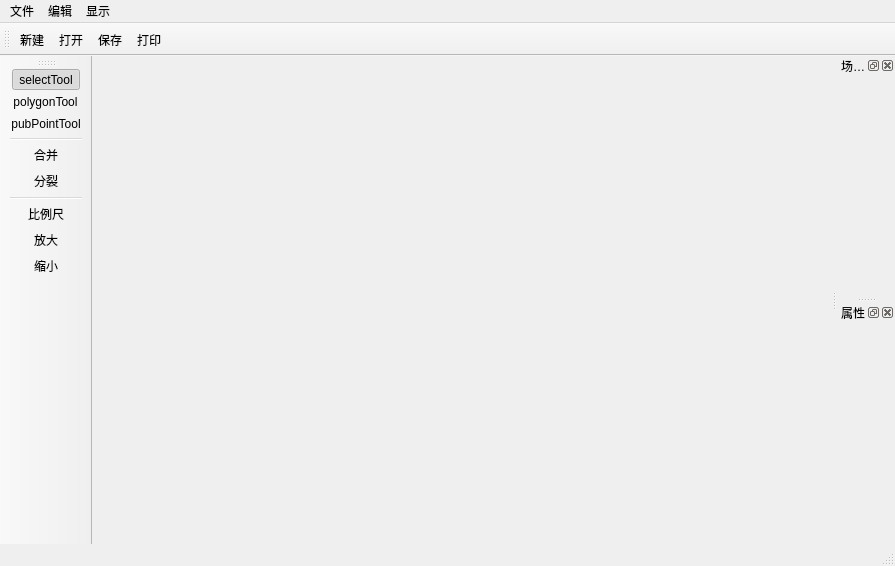
Qt form mainwindow.ui (wolfwind521/IndoorMapEditor) before a commit.
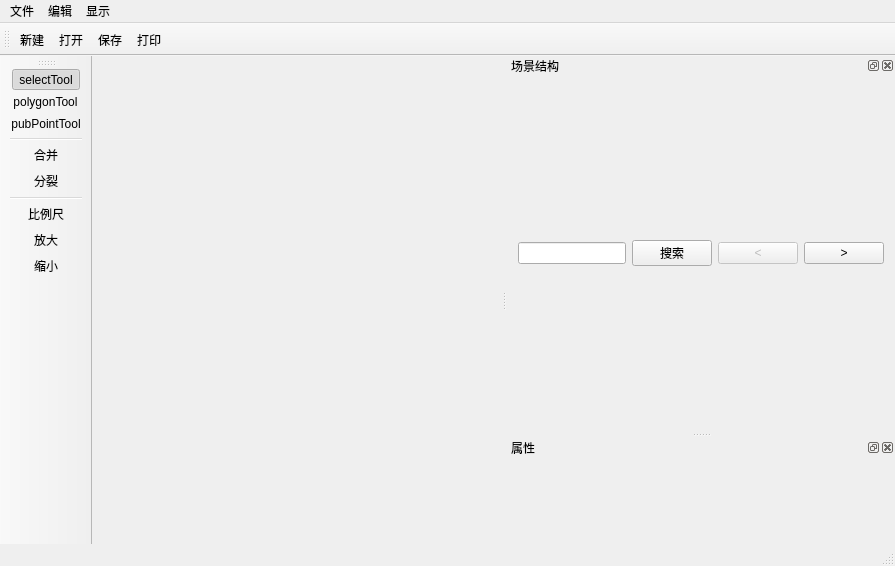
The same form after that commit. Icons and pictures are not drawn.

Commit message: search, mateId, dianping check

```diff
--- a/mainwindow.ui
+++ b/mainwindow.ui
@@ -117,6 +117,42 @@
       <verstretch>0</verstretch>
      </sizepolicy>
     </property>
+    <layout class="QVBoxLayout" name="verticalLayout">
+     <item>
+      <layout class="QHBoxLayout" name="searchLayout">
+       <item>
+        <widget class="QLineEdit" name="searchEdit"/>
+       </item>
+       <item>
+        <widget class="QPushButton" name="searchButton">
+         <property name="text">
+          <string>搜索</string>
+         </property>
+        </widget>
+       </item>
+       <item>
+        <widget class="QPushButton" name="preResultButton">
+         <property name="enabled">
+          <bool>false</bool>
+         </property>
+         <property name="text">
+          <string>&lt;</string>
+         </property>
+        </widget>
+       </item>
+       <item>
+        <widget class="QPushButton" name="nextResultButton">
+         <property name="enabled">
+          <bool>true</bool>
+         </property>
+         <property name="text">
+          <string>&gt;</string>
+         </property>
+        </widget>
+       </item>
+      </layout>
+     </item>
+    </layout>
    </widget>
   </widget>
   <widget class="QDockWidget" name="dockPropertyWidget">
```
Left out of the diff: 2 changed lines with no effect on the pictures. The commit also changes 11 other files.
